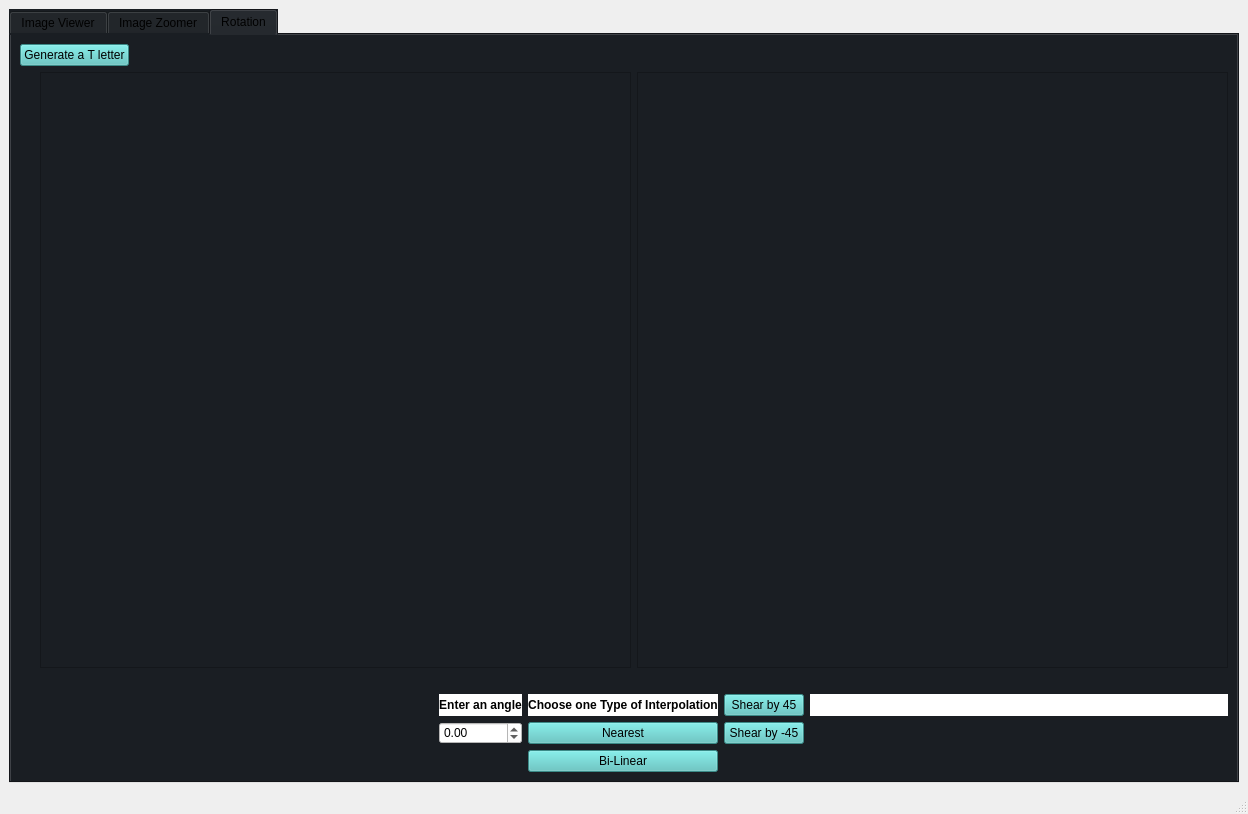
This is GUI2.ui in FarahGamal/Image-Processing-Toolbox as Qt 5 draws it before an edit. The edited form follows.
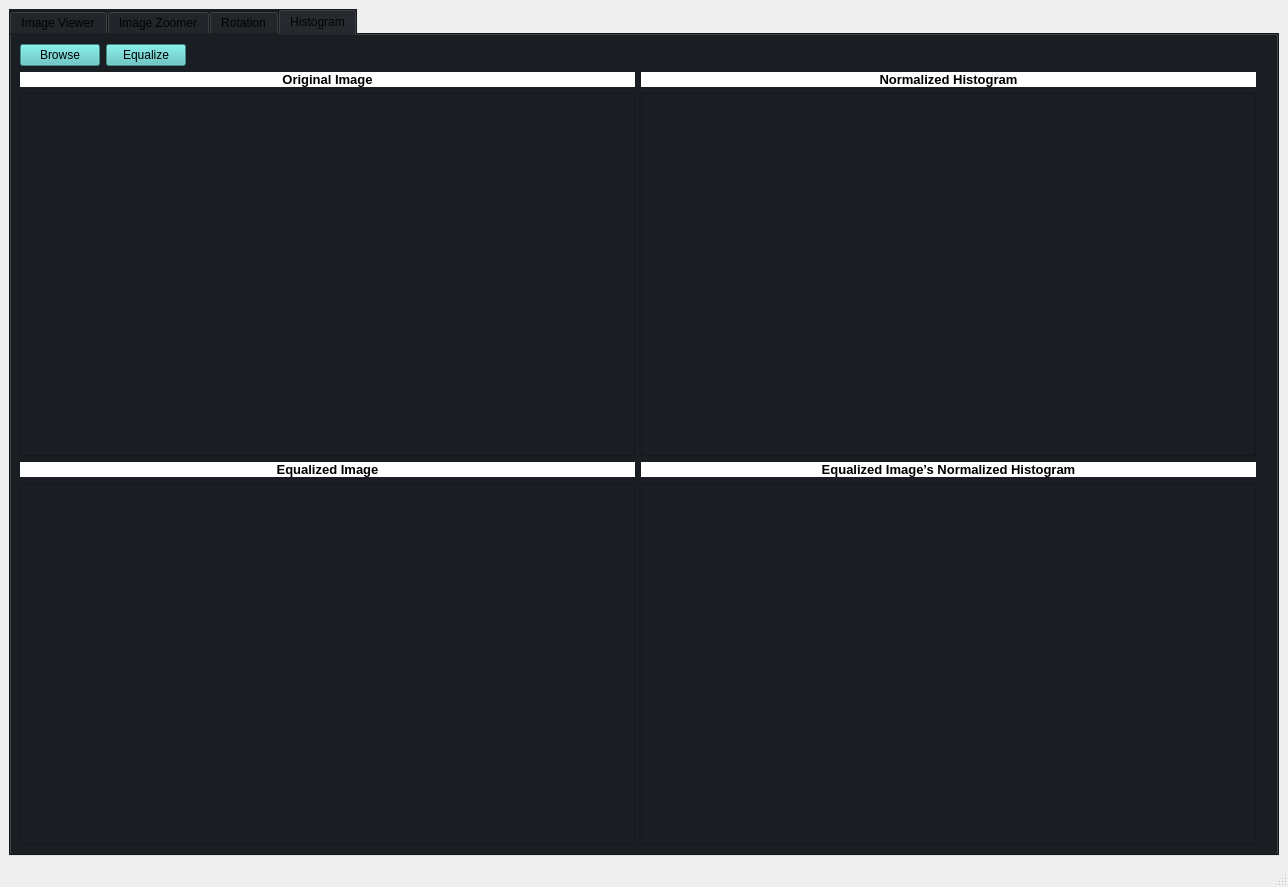
This is the edited form.

Patch:
```diff
--- a/GUI2.ui
+++ b/GUI2.ui
@@ -6,8 +6,8 @@
    <rect>
     <x>0</x>
     <y>0</y>
-    <width>1187</width>
-    <height>814</height>
+    <width>1288</width>
+    <height>887</height>
    </rect>
   </property>
   <property name="windowTitle">
@@ -21,7 +21,7 @@
        <string notr="true">background-color: rgb(26, 30, 35);</string>
       </property>
       <property name="currentIndex">
-       <number>2</number>
+       <number>3</number>
       </property>
       <widget class="QWidget" name="imageViewerTab">
        <attribute name="title">
@@ -982,8 +982,8 @@
                 <rect>
                  <x>0</x>
                  <y>0</y>
-                 <width>547</width>
-                 <height>513</height>
+                 <width>598</width>
+                 <height>586</height>
                 </rect>
                </property>
                <layout class="QGridLayout" name="gridLayout_11">
@@ -1004,8 +1004,8 @@
                 <rect>
                  <x>0</x>
                  <y>0</y>
-                 <width>547</width>
-                 <height>513</height>
+                 <width>598</width>
+                 <height>586</height>
                 </rect>
                </property>
                <layout class="QGridLayout" name="gridLayout_12">
@@ -1022,6 +1022,218 @@
         </item>
        </layout>
       </widget>
+      <widget class="QWidget" name="tab_2">
+       <attribute name="title">
+        <string>Histogram</string>
+       </attribute>
+       <layout class="QGridLayout" name="gridLayout_22">
+        <item row="2" column="0">
+         <widget class="QScrollArea" name="scrollArea_7">
+          <property name="widgetResizable">
+           <bool>true</bool>
+          </property>
+          <widget class="QWidget" name="scrollAreaWidgetContents_7">
+           <property name="geometry">
+            <rect>
+             <x>0</x>
+             <y>0</y>
+             <width>607</width>
+             <height>330</height>
+            </rect>
+           </property>
+           <layout class="QHBoxLayout" name="horizontalLayout_8">
+            <item>
+             <layout class="QGridLayout" name="OriginalgridLayout"/>
+            </item>
+           </layout>
+          </widget>
+         </widget>
+        </item>
+        <item row="2" column="1">
+         <widget class="QScrollArea" name="scrollArea_8">
+          <property name="widgetResizable">
+           <bool>true</bool>
+          </property>
+          <widget class="QWidget" name="scrollAreaWidgetContents_8">
+           <property name="geometry">
+            <rect>
+             <x>0</x>
+             <y>0</y>
+             <width>606</width>
+             <height>330</height>
+            </rect>
+           </property>
+           <layout class="QHBoxLayout" name="horizontalLayout_7">
+            <item>
+             <layout class="QGridLayout" name="normalizedGridLayout"/>
+            </item>
+           </layout>
+          </widget>
+         </widget>
+        </item>
+        <item row="0" column="0" colspan="4">
+         <layout class="QGridLayout" name="gridLayout_21">
+          <item row="0" column="2">
+           <spacer name="horizontalSpacer_12">
+            <property name="orientation">
+             <enum>Qt::Horizontal</enum>
+            </property>
+            <property name="sizeHint" stdset="0">
+             <size>
+              <width>40</width>
+              <height>20</height>
+             </size>
+            </property>
+           </spacer>
+          </item>
+          <item row="0" column="1">
+           <widget class="QPushButton" name="equalizePushButton">
+            <property name="styleSheet">
+             <string notr="true">background-color: rgb(83, 194, 191);</string>
+            </property>
+            <property name="text">
+             <string>Equalize</string>
+            </property>
+           </widget>
+          </item>
+          <item row="0" column="0">
+           <widget class="QPushButton" name="pushButton">
+            <property name="styleSheet">
+             <string notr="true">background-color: rgb(83, 194, 191);</string>
+            </property>
+            <property name="text">
+             <string>Browse</string>
+            </property>
+           </widget>
+          </item>
+         </layout>
+        </item>
+        <item row="4" column="0">
+         <widget class="QScrollArea" name="scrollArea_9">
+          <property name="widgetResizable">
+           <bool>true</bool>
+          </property>
+          <widget class="QWidget" name="scrollAreaWidgetContents_9">
+           <property name="geometry">
+            <rect>
+             <x>0</x>
+             <y>0</y>
+             <width>607</width>
+             <height>329</height>
+            </rect>
+           </property>
+           <layout class="QHBoxLayout" name="horizontalLayout_6">
+            <item>
+             <layout class="QGridLayout" name="equalizedImageGridLayout"/>
+            </item>
+           </layout>
+          </widget>
+         </widget>
+        </item>
+        <item row="1" column="0">
+         <widget class="QLabel" name="label_7">
+          <property name="font">
+           <font>
+            <pointsize>10</pointsize>
+            <weight>75</weight>
+            <bold>true</bold>
+           </font>
+          </property>
+          <property name="styleSheet">
+           <string notr="true">background-color: rgb(255, 255, 255);</string>
+          </property>
+          <property name="text">
+           <string>Original Image</string>
+          </property>
+          <property name="alignment">
+           <set>Qt::AlignCenter</set>
+          </property>
+         </widget>
+        </item>
+        <item row="1" column="1">
+         <widget class="QLabel" name="label_8">
+          <property name="font">
+           <font>
+            <pointsize>10</pointsize>
+            <weight>75</weight>
+            <bold>true</bold>
+           </font>
+          </property>
+          <property name="styleSheet">
+           <string notr="true">background-color: rgb(255, 255, 255);</string>
+          </property>
+          <property name="text">
+           <string>Normalized Histogram</string>
+          </property>
+          <property name="alignment">
+           <set>Qt::AlignCenter</set>
+          </property>
+         </widget>
+        </item>
+        <item row="4" column="1">
+         <widget class="QScrollArea" name="scrollArea_10">
+          <property name="widgetResizable">
+           <bool>true</bool>
+          </property>
+          <widget class="QWidget" name="scrollAreaWidgetContents_10">
+           <property name="geometry">
+            <rect>
+             <x>0</x>
+             <y>0</y>
+             <width>606</width>
+             <height>329</height>
+            </rect>
+           </property>
+           <layout class="QHBoxLayout" name="horizontalLayout_5">
+            <item>
+             <layout class="QGridLayout" name="equalizedHistoGridLayout"/>
+            </item>
+           </layout>
+          </widget>
+         </widget>
+        </item>
+        <item row="3" column="0">
+         <widget class="QLabel" name="label_9">
+          <property name="font">
+           <font>
+            <pointsize>10</pointsize>
+            <weight>75</weight>
+            <bold>true</bold>
+           </font>
+          </property>
+          <property name="styleSheet">
+           <string notr="true">background-color: rgb(255, 255, 255);</string>
+          </property>
+          <property name="text">
+           <string>Equalized Image</string>
+          </property>
+          <property name="alignment">
+           <set>Qt::AlignCenter</set>
+          </property>
+         </widget>
+        </item>
+        <item row="3" column="1">
+         <widget class="QLabel" name="label_10">
+          <property name="font">
+           <font>
+            <pointsize>10</pointsize>
+            <weight>75</weight>
+            <bold>true</bold>
+           </font>
+          </property>
+          <property name="styleSheet">
+           <string notr="true">background-color: rgb(255, 255, 255);</string>
+          </property>
+          <property name="text">
+           <string> Equalized Image’s Normalized Histogram </string>
+          </property>
+          <property name="alignment">
+           <set>Qt::AlignCenter</set>
+          </property>
+         </widget>
+        </item>
+       </layout>
+      </widget>
      </widget>
     </item>
    </layout>
```
Left out of the diff: 20 changed lines with no effect on the pictures.
